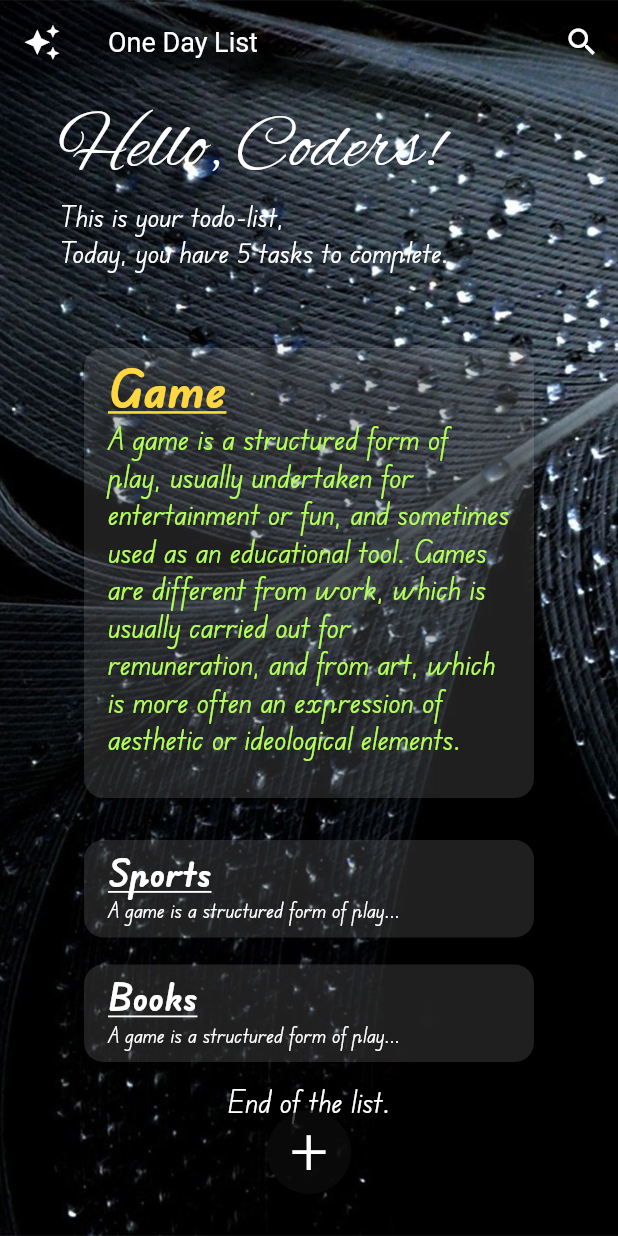
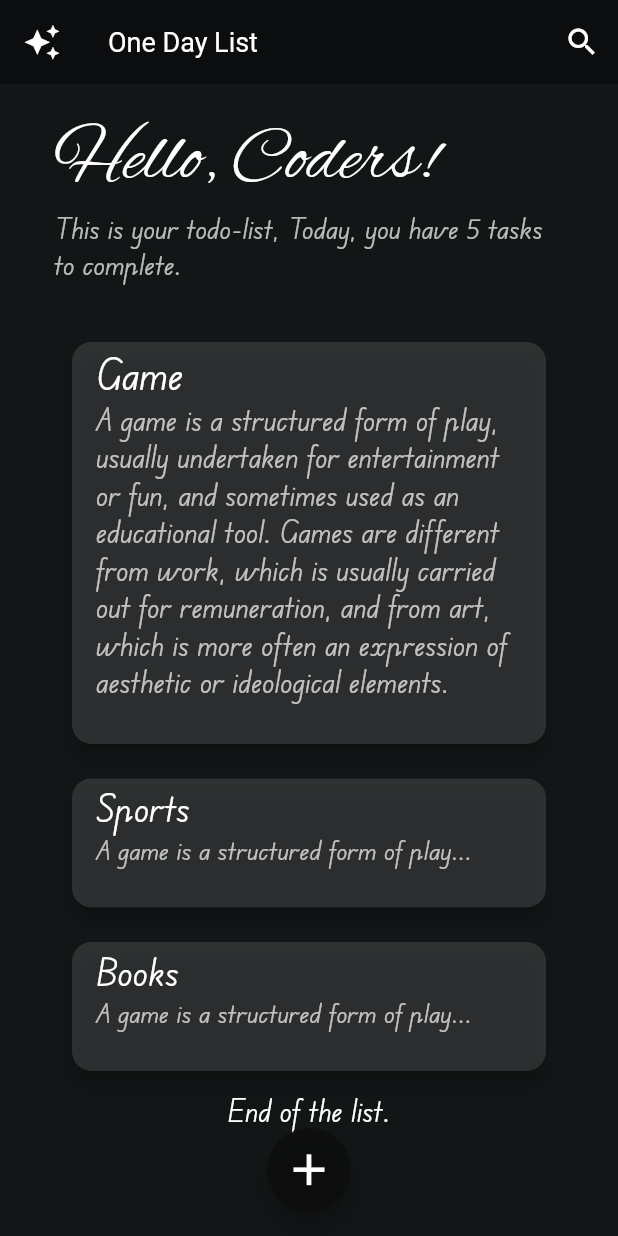
Before and after one commit to surajmgr/Flutter_notes_todo_app, a Flutter app: the screen it shows after launch, on a phone screen of 412 x 824 dp. Run offline on Flutter 3.47's test engine with Material 2 defaults, Android fonts, the phone set to English and light mode, and no system bars.

Commit message:
upgradeDesign

```diff
--- a/lib/main.dart
+++ b/lib/main.dart
@@ -1,5 +1,6 @@
 import 'package:flutter/material.dart';
 import 'package:todo_app/pages/homepg.dart';
+import 'package:todo_app/pages/homepg2.dart';
 
 void main() => runApp(const MyApp());
 
@@ -8,10 +9,18 @@ class MyApp extends StatelessWidget {
 
   @override
   Widget build(BuildContext context) {
-    return const MaterialApp(
+    return MaterialApp(
       debugShowCheckedModeBanner: false,
       title: "ToDo App Practice",
-      home: HomePage(),
+      home: const HomePage(),
+      theme: ThemeData(
+        primaryColor: Colors.white,
+        textTheme: Theme.of(context).textTheme.apply(
+              // bodyColor: Color(0xFF8E43E7),
+              bodyColor: Colors.white,
+              displayColor: Colors.white,
+            ),
+      ),
     );
   }
 }
--- a/lib/pages/homepg.dart
+++ b/lib/pages/homepg.dart
@@ -27,12 +27,13 @@ class _HomePageState extends State<HomePage> {
       constraints: const BoxConstraints.expand(),
       decoration: const BoxDecoration(
         image: DecorationImage(
-          image: AssetImage("assets/bg4.jpg"),
+          image: AssetImage("assets/bg5.jpg"),
           fit: BoxFit.cover,
         ),
       ),
       child: Scaffold(
-        backgroundColor: Colors.transparent,
+        backgroundColor: const Color(0xFF131617),
+        // backgroundColor: Colors.transparent,
         extendBodyBehindAppBar: true,
         appBar: AppBar(
           automaticallyImplyLeading: false,
@@ -54,7 +55,7 @@ class _HomePageState extends State<HomePage> {
               fontWeight: FontWeight.w400,
             ),
           ),
-          backgroundColor: Colors.transparent,
+          backgroundColor: Color(0xFF0B0D0E),
           elevation: 0.0,
           actions: [
             IconButton(
@@ -71,7 +72,7 @@ class _HomePageState extends State<HomePage> {
               color: Colors.transparent,
               child: Container(
                 //alignment: Alignment.topLeft,
-                width: MediaQuery.of(context).size.width * (17 / 20),
+                // width: MediaQuery.of(context).size.width * (17 / 20),
                 height: MediaQuery.of(context).size.height - 10,
                 child: const BodyElm(),
               ),
@@ -79,10 +80,7 @@ class _HomePageState extends State<HomePage> {
           ),
         ),
         drawer: const MyDrawer(),
-        floatingActionButton: const SizedBox(
-          height: 80,
-          child: fltAcBtn(),
-        ),
+        floatingActionButton: const fltAcBtn(),
         floatingActionButtonLocation: FloatingActionButtonLocation.centerFloat,
       ),
     );
--- /dev/null
+++ b/lib/pages/homepg2.dart
@@ -0,0 +1,41 @@
+import 'package:flutter/material.dart';
+import 'package:todo_app/widgets/BodyElement.dart';
+
+class HomePageS extends StatefulWidget {
+  const HomePageS({Key? key}) : super(key: key);
+
+  @override
+  State<HomePageS> createState() => _HomePageSState();
+}
+
+class _HomePageSState extends State<HomePageS> {
+  @override
+  Widget build(BuildContext context) {
+    return Container(
+      constraints: const BoxConstraints.expand(),
+      decoration: const BoxDecoration(
+        image: DecorationImage(
+          image: AssetImage("assets/bg5.jpg"),
+          fit: BoxFit.cover,
+        ),
+      ),
+      child: Scaffold(
+        body: Container(
+          alignment: Alignment.center,
+          child: SingleChildScrollView(
+            child: Card(
+              elevation: 0,
+              color: Colors.transparent,
+              child: Container(
+                //alignment: Alignment.topLeft,
+                // width: MediaQuery.of(context).size.width * (17 / 20),
+                height: MediaQuery.of(context).size.height - 10,
+                child: const BodyElm(),
+              ),
+            ),
+          ),
+        ),
+      ),
+    );
+  }
+}
--- a/lib/widgets/BodyElement.dart
+++ b/lib/widgets/BodyElement.dart
@@ -12,16 +12,17 @@ class _BodyElmState extends State<BodyElm> {
   Widget build(BuildContext context) {
     return ListView(
       children: [
-        Column(
-          //mainAxisAlignment: MainAxisAlignment.start,
+        Center(
+          child: Column(
+            crossAxisAlignment: CrossAxisAlignment.start,
+            children: [
+              Padding(
+                padding: const EdgeInsets.fromLTRB(32.0, 16.0, 32.0, 8.0),
+                child: Column(
+                  mainAxisAlignment: MainAxisAlignment.start,
                   crossAxisAlignment: CrossAxisAlignment.start,
                   children: const [
-            // SizedBox(
-            //   height: Scaffold.of(context).appBarMaxHeight,
-            // ),
-            Padding(
-              padding: EdgeInsets.fromLTRB(8, 8, 8, 0),
-              child: Text(
+                    Text(
                       "Hello, Coders!",
                       style: TextStyle(
                         color: Colors.white,
@@ -31,54 +32,49 @@ class _BodyElmState extends State<BodyElm> {
                         fontWeight: FontWeight.w500,
                       ),
                     ),
-            ),
-            Padding(
-              padding: EdgeInsets.fromLTRB(8, 0, 8, 8),
-              child: Text(
-                "This is your todo-list,\nToday, you have 5 tasks to complete.",
+                    Text(
+                      "This is your todo-list, Today, you have 5 tasks to complete.",
                       style: TextStyle(
-                  color: Colors.white,
+                        color: Colors.white70,
                         fontFamily: 'Edu VIC',
                         fontSize: 19,
                         fontWeight: FontWeight.w200,
                       ),
                     ),
-            ),
                   ],
                 ),
-        const SizedBox(
-          height: 40,
               ),
-        Column(
+              SingleChildScrollView(
+                child: Center(
+                  child: Column(
                     children: [
-            SingleChildScrollView(
-              scrollDirection: Axis.horizontal,
-              child: Row(
-                children: [
-                  Card(
+                      Padding(
+                        padding: EdgeInsets.fromLTRB(40, 28, 40, 0),
+                        child: Card(
                           elevation: 5,
                           shape: RoundedRectangleBorder(
                             borderRadius: BorderRadius.circular(13),
                           ),
                           color: Colors.white12,
                           child: Container(
-                      height: 300,
-                      width: 300,
+                            // height: 300,
+                            // width: 300,
                             child: const ListTile(
+                              // secondary: const Icon(Icons.beach_access),
                               title: Text(
                                 "Game",
                                 style: TextStyle(
-                            decoration: TextDecoration.underline,
-                            color: Colors.amberAccent,
-                            fontFamily: 'Edu VIC',
-                            fontSize: 35,
-                            fontWeight: FontWeight.bold,
+                                  // decoration: TextDecoration.underline,
+                                  // color: Colors.amberAccent,
+                                  fontFamily: 'EDU VIC',
+                                  fontSize: 28,
+                                  fontWeight: FontWeight.w400,
                                 ),
                               ),
                               subtitle: Text(
-                          "A game is a structured form of play, usually undertaken for entertainment or fun, and sometimes used as an educational tool. Games are different from work, which is usually carried out for remuneration, and from art, which is more often an expression of aesthetic or ideological elements.",
+                                "A game is a structured form of play, usually undertaken for entertainment or fun, and sometimes used as an educational tool. Games are different from work, which is usually carried out for remuneration, and from art, which is more often an expression of aesthetic or ideological elements.\n",
                                 style: TextStyle(
-                            color: Colors.lightGreenAccent,
+                                  color: Colors.white70,
                                   fontFamily: 'Edu VIC',
                                   fontSize: 20,
                                   fontWeight: FontWeight.w300,
@@ -87,79 +83,66 @@ class _BodyElmState extends State<BodyElm> {
                             ),
                           ),
                         ),
-                ],
                       ),
-            ),
-          ],
-        ),
-        Column(
-          crossAxisAlignment: CrossAxisAlignment.center,
-          children: [
-            const SizedBox(
-              height: 20,
-            ),
-            Card(
+                      Padding(
+                        padding: EdgeInsets.fromLTRB(40, 15, 40, 0),
+                        child: Card(
                           elevation: 5,
                           shape: RoundedRectangleBorder(
                             borderRadius: BorderRadius.circular(13),
                           ),
                           color: Colors.white12,
                           child: Container(
-                height: 65,
-                width: 300,
+                            // height: 65,
+                            // width: 300,
                             child: const ListTile(
                               title: Text(
                                 "Sports",
                                 style: TextStyle(
-                      decoration: TextDecoration.underline,
-                      color: Colors.white,
                                   fontFamily: 'Edu VIC',
                                   fontSize: 25,
-                      fontWeight: FontWeight.bold,
                                 ),
                               ),
                               subtitle: Text(
-                    "A game is a structured form of play...",
+                                "A game is a structured form of play...\n",
                                 style: TextStyle(
-                      color: Colors.white,
+                                  color: Colors.white70,
                                   fontFamily: 'Edu VIC',
-                      fontSize: 14,
+                                  fontSize: 18,
                                   fontWeight: FontWeight.w300,
                                 ),
                               ),
                             ),
                           ),
                         ),
-            const SizedBox(
-              height: 10,
                       ),
-            Card(
+                      Padding(
+                        padding: EdgeInsets.fromLTRB(40, 15, 40, 0),
+                        child: Card(
                           elevation: 5,
                           shape: RoundedRectangleBorder(
                             borderRadius: BorderRadius.circular(13),
                           ),
                           color: Colors.white12,
                           child: Container(
-                height: 65,
-                width: 300,
+                            // height: 65,
+                            // width: 300,
                             child: const ListTile(
                               title: Text(
                                 "Books",
                                 style: TextStyle(
-                      decoration: TextDecoration.underline,
-                      color: Colors.white,
                                   fontFamily: 'Edu VIC',
                                   fontSize: 25,
-                      fontWeight: FontWeight.bold,
                                 ),
                               ),
                               subtitle: Text(
-                    "A game is a structured form of play...",
+                                "A game is a structured form of play...\n",
                                 style: TextStyle(
-                      color: Colors.white,
+                                  color: Colors.white70,
                                   fontFamily: 'Edu VIC',
-                      fontSize: 14,
+                                  fontSize: 18,
                                   fontWeight: FontWeight.w300,
+                                ),
                               ),
                             ),
                           ),
@@ -167,10 +150,14 @@ class _BodyElmState extends State<BodyElm> {
                       ),
                     ],
                   ),
-        const SizedBox(
-          height: 10,
                 ),
-        const Text(
+              ),
+            ],
+          ),
+        ),
+        const Padding(
+          padding: EdgeInsets.all(10.0),
+          child: Text(
             "End of the list.",
             textAlign: TextAlign.center,
             style: TextStyle(
@@ -179,7 +166,8 @@ class _BodyElmState extends State<BodyElm> {
               fontSize: 20,
               fontWeight: FontWeight.w400,
             ),
-        )
+          ),
+        ),
       ],
     );
   }
--- a/lib/widgets/FltAccBtn.dart
+++ b/lib/widgets/FltAccBtn.dart
@@ -10,12 +10,10 @@ class fltAcBtn extends StatelessWidget {
     return FloatingActionButton(
       onPressed: () {},
       backgroundColor: Color.fromARGB(190, 12, 12, 12),
-      child: const Text(
-        "+",
-        style: TextStyle(
-          fontSize: 45,
-          color: Colors.white,
-          fontWeight: FontWeight.w300,
+      child: const Center(
+        child: Icon(
+          Icons.add,
+          size: 35.0,
         ),
       ),
     );
```
Also changed, not shown: pubspec.yaml (+8 -0 lines), assets/bg5.jpg (added), fonts/Catamaran-VariableFont_wght.ttf (added), fonts/Raleway-Italic-VariableFont_wght.ttf (added), fonts/Raleway-VariableFont_wght.ttf (added). Lines whose indentation alone changed are shown as unchanged.
